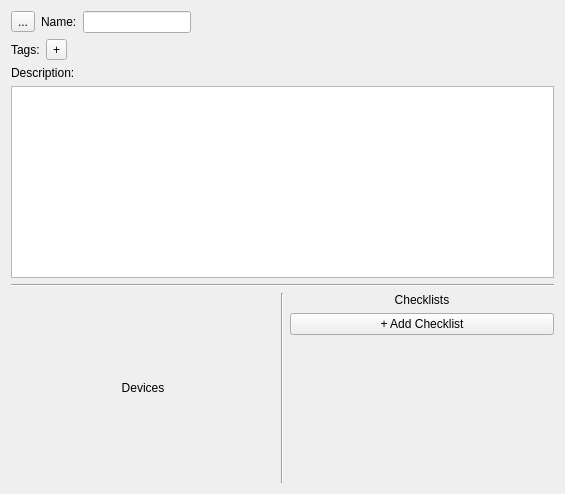
pcdshub/atef, file atef/ui/config_group.ui: the form before one commit.
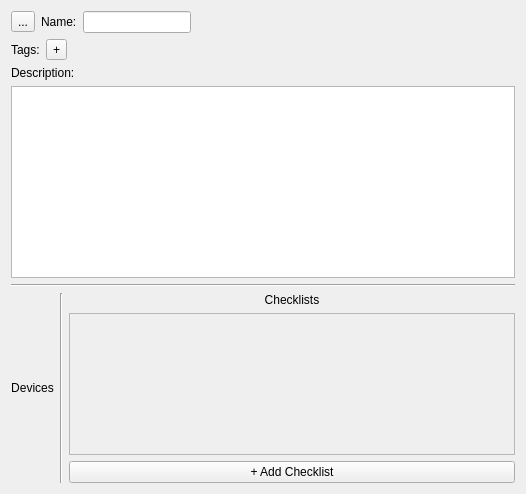
The form after the commit.

Commit message: ENH: add scrollbars to comparison list and checklist list, adjust style

```diff
--- a/atef/ui/config_group.ui
+++ b/atef/ui/config_group.ui
@@ -6,7 +6,7 @@
    <rect>
     <x>0</x>
     <y>0</y>
-    <width>565</width>
+    <width>526</width>
     <height>494</height>
    </rect>
   </property>
@@ -186,7 +186,54 @@
          </widget>
         </item>
         <item>
-         <layout class="QVBoxLayout" name="checklists_content"/>
+         <widget class="QScrollArea" name="checklists_scroll">
+          <property name="widgetResizable">
+           <bool>true</bool>
+          </property>
+          <widget class="QWidget" name="checklists_scroll_container">
+           <property name="geometry">
+            <rect>
+             <x>0</x>
+             <y>0</y>
+             <width>452</width>
+             <height>141</height>
+            </rect>
+           </property>
+           <layout class="QVBoxLayout" name="verticalLayout_2">
+            <property name="spacing">
+             <number>0</number>
+            </property>
+            <property name="leftMargin">
+             <number>0</number>
+            </property>
+            <property name="topMargin">
+             <number>0</number>
+            </property>
+            <property name="rightMargin">
+             <number>0</number>
+            </property>
+            <property name="bottomMargin">
+             <number>0</number>
+            </property>
+            <item>
+             <layout class="QVBoxLayout" name="checklists_content"/>
+            </item>
+            <item>
+             <spacer name="checklists_spacer">
+              <property name="orientation">
+               <enum>Qt::Vertical</enum>
+              </property>
+              <property name="sizeHint" stdset="0">
+               <size>
+                <width>20</width>
+                <height>40</height>
+               </size>
+              </property>
+             </spacer>
+            </item>
+           </layout>
+          </widget>
+         </widget>
         </item>
         <item>
          <widget class="QPushButton" name="add_checklist_button">
@@ -195,19 +242,6 @@
           </property>
          </widget>
         </item>
-        <item>
-         <spacer name="verticalSpacer_2">
-          <property name="orientation">
-           <enum>Qt::Vertical</enum>
-          </property>
-          <property name="sizeHint" stdset="0">
-           <size>
-            <width>20</width>
-            <height>40</height>
-           </size>
-          </property>
-         </spacer>
-        </item>
        </layout>
       </widget>
      </item>
```
The commit also changes 2 other files.
